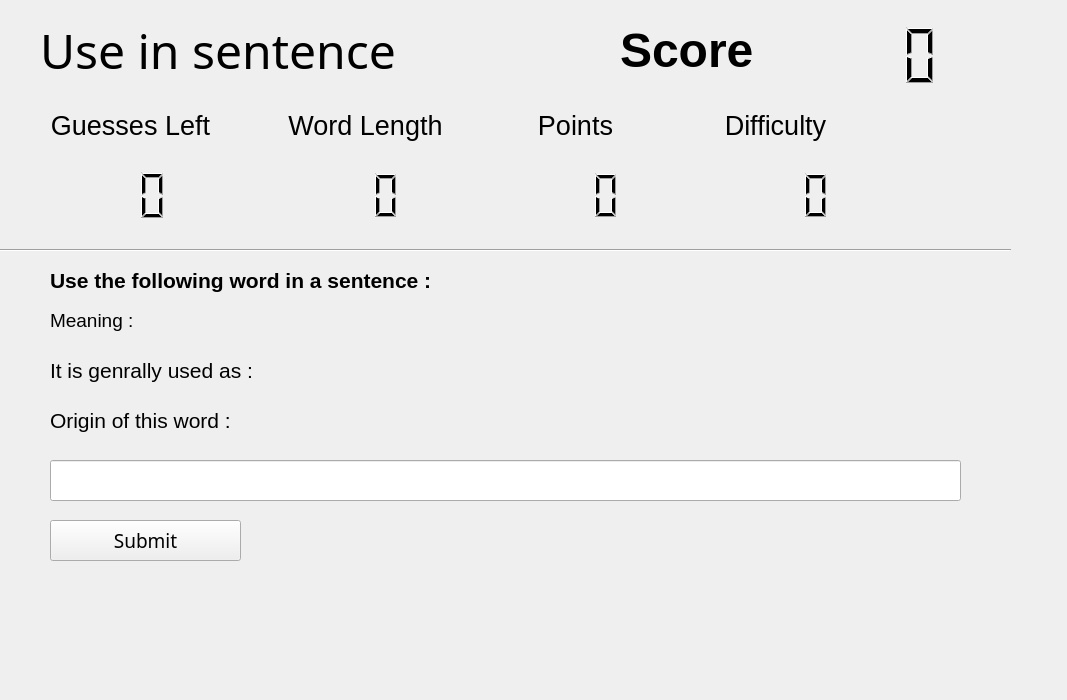
First picture: the form in UI/module3.ui, repository prathameshnetake/BE_Project, before the edit.
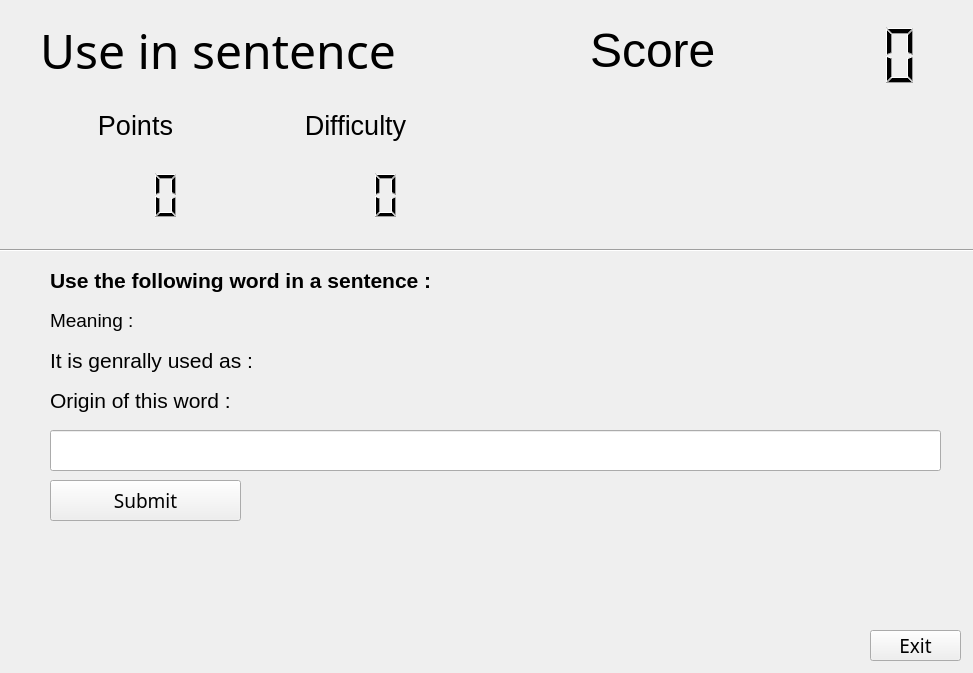
Second picture: the form after the edit. Icons and pictures are not drawn.

```diff
--- a/UI/module3.ui
+++ b/UI/module3.ui
@@ -6,8 +6,8 @@
    <rect>
     <x>0</x>
     <y>0</y>
-    <width>1067</width>
-    <height>700</height>
+    <width>973</width>
+    <height>673</height>
    </rect>
   </property>
   <property name="windowTitle">
@@ -20,7 +20,7 @@
    <widget class="QLabel" name="score_label">
     <property name="geometry">
      <rect>
-      <x>620</x>
+      <x>590</x>
       <y>20</y>
       <width>141</width>
       <height>61</height>
@@ -29,8 +29,8 @@
     <property name="font">
      <font>
       <pointsize>36</pointsize>
-      <weight>75</weight>
-      <bold>true</bold>
+      <weight>50</weight>
+      <bold>false</bold>
      </font>
     </property>
     <property name="text">
@@ -40,7 +40,7 @@
    <widget class="QLCDNumber" name="score">
     <property name="geometry">
      <rect>
-      <x>770</x>
+      <x>750</x>
       <y>20</y>
       <width>171</width>
       <height>71</height>
@@ -63,151 +63,6 @@
      <double>0.000000000000000</double>
     </property>
    </widget>
-   <widget class="QLCDNumber" name="length">
-    <property name="geometry">
-     <rect>
-      <x>270</x>
-      <y>160</y>
-      <width>131</width>
-      <height>71</height>
-     </rect>
-    </property>
-    <property name="font">
-     <font>
-      <pointsize>14</pointsize>
-      <weight>75</weight>
-      <bold>true</bold>
-     </font>
-    </property>
-    <property name="layoutDirection">
-     <enum>Qt::LeftToRight</enum>
-    </property>
-    <property name="frameShape">
-     <enum>QFrame::NoFrame</enum>
-    </property>
-    <property name="frameShadow">
-     <enum>QFrame::Sunken</enum>
-    </property>
-    <property name="smallDecimalPoint">
-     <bool>false</bool>
-    </property>
-    <property name="mode">
-     <enum>QLCDNumber::Dec</enum>
-    </property>
-    <property name="value" stdset="0">
-     <double>0.000000000000000</double>
-    </property>
-   </widget>
-   <widget class="QLabel" name="guessleft_label">
-    <property name="geometry">
-     <rect>
-      <x>30</x>
-      <y>110</y>
-      <width>201</width>
-      <height>31</height>
-     </rect>
-    </property>
-    <property name="font">
-     <font>
-      <pointsize>20</pointsize>
-      <weight>50</weight>
-      <bold>false</bold>
-     </font>
-    </property>
-    <property name="text">
-     <string>Guesses Left</string>
-    </property>
-    <property name="alignment">
-     <set>Qt::AlignCenter</set>
-    </property>
-   </widget>
-   <widget class="QLabel" name="label_5">
-    <property name="geometry">
-     <rect>
-      <x>490</x>
-      <y>110</y>
-      <width>171</width>
-      <height>31</height>
-     </rect>
-    </property>
-    <property name="font">
-     <font>
-      <pointsize>20</pointsize>
-      <weight>50</weight>
-      <bold>false</bold>
-     </font>
-    </property>
-    <property name="layoutDirection">
-     <enum>Qt::LeftToRight</enum>
-    </property>
-    <property name="text">
-     <string>Points</string>
-    </property>
-    <property name="textFormat">
-     <enum>Qt::AutoText</enum>
-    </property>
-    <property name="alignment">
-     <set>Qt::AlignCenter</set>
-    </property>
-   </widget>
-   <widget class="QLCDNumber" name="points">
-    <property name="geometry">
-     <rect>
-      <x>490</x>
-      <y>160</y>
-      <width>131</width>
-      <height>71</height>
-     </rect>
-    </property>
-    <property name="font">
-     <font>
-      <pointsize>14</pointsize>
-      <weight>75</weight>
-      <bold>true</bold>
-     </font>
-    </property>
-    <property name="layoutDirection">
-     <enum>Qt::LeftToRight</enum>
-    </property>
-    <property name="frameShape">
-     <enum>QFrame::NoFrame</enum>
-    </property>
-    <property name="frameShadow">
-     <enum>QFrame::Sunken</enum>
-    </property>
-    <property name="smallDecimalPoint">
-     <bool>false</bool>
-    </property>
-    <property name="mode">
-     <enum>QLCDNumber::Dec</enum>
-    </property>
-    <property name="value" stdset="0">
-     <double>0.000000000000000</double>
-    </property>
-   </widget>
-   <widget class="QLabel" name="label_6">
-    <property name="geometry">
-     <rect>
-      <x>690</x>
-      <y>110</y>
-      <width>171</width>
-      <height>31</height>
-     </rect>
-    </property>
-    <property name="font">
-     <font>
-      <pointsize>20</pointsize>
-      <weight>50</weight>
-      <bold>false</bold>
-     </font>
-    </property>
-    <property name="text">
-     <string>Difficulty</string>
-    </property>
-    <property name="alignment">
-     <set>Qt::AlignCenter</set>
-    </property>
-   </widget>
    <widget class="Line" name="line">
     <property name="geometry">
      <rect>
@@ -221,99 +76,6 @@
      <enum>Qt::Horizontal</enum>
     </property>
    </widget>
-   <widget class="QLCDNumber" name="guessLeft">
-    <property name="geometry">
-     <rect>
-      <x>30</x>
-      <y>160</y>
-      <width>141</width>
-      <height>71</height>
-     </rect>
-    </property>
-    <property name="font">
-     <font>
-      <pointsize>28</pointsize>
-      <weight>75</weight>
-      <bold>true</bold>
-     </font>
-    </property>
-    <property name="layoutDirection">
-     <enum>Qt::LeftToRight</enum>
-    </property>
-    <property name="frameShape">
-     <enum>QFrame::NoFrame</enum>
-    </property>
-    <property name="frameShadow">
-     <enum>QFrame::Sunken</enum>
-    </property>
-    <property name="smallDecimalPoint">
-     <bool>false</bool>
-    </property>
-    <property name="mode">
-     <enum>QLCDNumber::Dec</enum>
-    </property>
-    <property name="value" stdset="0">
-     <double>0.000000000000000</double>
-    </property>
-   </widget>
-   <widget class="QLabel" name="label_4">
-    <property name="geometry">
-     <rect>
-      <x>280</x>
-      <y>110</y>
-      <width>171</width>
-      <height>31</height>
-     </rect>
-    </property>
-    <property name="font">
-     <font>
-      <pointsize>20</pointsize>
-      <weight>50</weight>
-      <bold>false</bold>
-     </font>
-    </property>
-    <property name="text">
-     <string>Word Length</string>
-    </property>
-    <property name="alignment">
-     <set>Qt::AlignCenter</set>
-    </property>
-   </widget>
-   <widget class="QLCDNumber" name="difficulty">
-    <property name="geometry">
-     <rect>
-      <x>700</x>
-      <y>160</y>
-      <width>131</width>
-      <height>71</height>
-     </rect>
-    </property>
-    <property name="font">
-     <font>
-      <pointsize>14</pointsize>
-      <weight>75</weight>
-      <bold>true</bold>
-     </font>
-    </property>
-    <property name="layoutDirection">
-     <enum>Qt::LeftToRight</enum>
-    </property>
-    <property name="frameShape">
-     <enum>QFrame::NoFrame</enum>
-    </property>
-    <property name="frameShadow">
-     <enum>QFrame::Sunken</enum>
-    </property>
-    <property name="smallDecimalPoint">
-     <bool>false</bool>
-    </property>
-    <property name="mode">
-     <enum>QLCDNumber::Dec</enum>
-    </property>
-    <property name="value" stdset="0">
-     <double>0.000000000000000</double>
-    </property>
-   </widget>
    <widget class="QLabel" name="title">
     <property name="geometry">
      <rect>
@@ -342,8 +104,8 @@
     <property name="geometry">
      <rect>
       <x>50</x>
-      <y>460</y>
-      <width>911</width>
+      <y>430</y>
+      <width>891</width>
       <height>41</height>
      </rect>
     </property>
@@ -362,7 +124,7 @@
     <property name="geometry">
      <rect>
       <x>50</x>
-      <y>520</y>
+      <y>480</y>
       <width>191</width>
       <height>41</height>
      </rect>
@@ -383,7 +145,7 @@
     <property name="geometry">
      <rect>
       <x>50</x>
-      <y>590</y>
+      <y>540</y>
       <width>911</width>
       <height>71</height>
      </rect>
@@ -432,7 +194,7 @@
     <property name="geometry">
      <rect>
       <x>50</x>
-      <y>350</y>
+      <y>340</y>
       <width>911</width>
       <height>41</height>
      </rect>
@@ -452,7 +214,7 @@
     <property name="geometry">
      <rect>
       <x>50</x>
-      <y>400</y>
+      <y>380</y>
       <width>911</width>
       <height>41</height>
      </rect>
@@ -473,8 +235,8 @@
      <rect>
       <x>-20</x>
       <y>-10</y>
-      <width>1101</width>
-      <height>741</height>
+      <width>1000</width>
+      <height>700</height>
      </rect>
     </property>
     <property name="styleSheet">
@@ -486,7 +248,128 @@
     <property name="frameShadow">
      <enum>QFrame::Raised</enum>
     </property>
-    <zorder>msg</zorder>
+    <widget class="QLabel" name="label_5">
+     <property name="geometry">
+      <rect>
+       <x>70</x>
+       <y>120</y>
+       <width>171</width>
+       <height>31</height>
+      </rect>
+     </property>
+     <property name="font">
+      <font>
+       <pointsize>20</pointsize>
+       <weight>50</weight>
+       <bold>false</bold>
+      </font>
+     </property>
+     <property name="layoutDirection">
+      <enum>Qt::LeftToRight</enum>
+     </property>
+     <property name="text">
+      <string>Points</string>
+     </property>
+     <property name="textFormat">
+      <enum>Qt::AutoText</enum>
+     </property>
+     <property name="alignment">
+      <set>Qt::AlignCenter</set>
+     </property>
+    </widget>
+    <widget class="QLCDNumber" name="points">
+     <property name="geometry">
+      <rect>
+       <x>70</x>
+       <y>170</y>
+       <width>131</width>
+       <height>71</height>
+      </rect>
+     </property>
+     <property name="font">
+      <font>
+       <pointsize>14</pointsize>
+       <weight>75</weight>
+       <bold>true</bold>
+      </font>
+     </property>
+     <property name="layoutDirection">
+      <enum>Qt::LeftToRight</enum>
+     </property>
+     <property name="frameShape">
+      <enum>QFrame::NoFrame</enum>
+     </property>
+     <property name="frameShadow">
+      <enum>QFrame::Sunken</enum>
+     </property>
+     <property name="smallDecimalPoint">
+      <bool>false</bool>
+     </property>
+     <property name="mode">
+      <enum>QLCDNumber::Dec</enum>
+     </property>
+     <property name="value" stdset="0">
+      <double>0.000000000000000</double>
+     </property>
+    </widget>
+    <widget class="QLabel" name="label_6">
+     <property name="geometry">
+      <rect>
+       <x>290</x>
+       <y>120</y>
+       <width>171</width>
+       <height>31</height>
+      </rect>
+     </property>
+     <property name="font">
+      <font>
+       <pointsize>20</pointsize>
+       <weight>50</weight>
+       <bold>false</bold>
+      </font>
+     </property>
+     <property name="text">
+      <string>Difficulty</string>
+     </property>
+     <property name="alignment">
+      <set>Qt::AlignCenter</set>
+     </property>
+    </widget>
+    <widget class="QLCDNumber" name="difficulty">
+     <property name="geometry">
+      <rect>
+       <x>290</x>
+       <y>170</y>
+       <width>131</width>
+       <height>71</height>
+      </rect>
+     </property>
+     <property name="font">
+      <font>
+       <pointsize>14</pointsize>
+       <weight>75</weight>
+       <bold>true</bold>
+      </font>
+     </property>
+     <property name="layoutDirection">
+      <enum>Qt::LeftToRight</enum>
+     </property>
+     <property name="frameShape">
+      <enum>QFrame::NoFrame</enum>
+     </property>
+     <property name="frameShadow">
+      <enum>QFrame::Sunken</enum>
+     </property>
+     <property name="smallDecimalPoint">
+      <bool>false</bool>
+     </property>
+     <property name="mode">
+      <enum>QLCDNumber::Dec</enum>
+     </property>
+     <property name="value" stdset="0">
+      <double>0.000000000000000</double>
+     </property>
+    </widget>
    </widget>
    <widget class="QLabel" name="meaning">
     <property name="geometry">
@@ -508,6 +391,27 @@
      <string>Meaning : </string>
     </property>
    </widget>
+   <widget class="QPushButton" name="exit">
+    <property name="geometry">
+     <rect>
+      <x>870</x>
+      <y>630</y>
+      <width>91</width>
+      <height>31</height>
+     </rect>
+    </property>
+    <property name="font">
+     <font>
+      <family>Yu Gothic UI Semilight</family>
+      <pointsize>14</pointsize>
+      <weight>50</weight>
+      <bold>false</bold>
+     </font>
+    </property>
+    <property name="text">
+     <string>Exit</string>
+    </property>
+   </widget>
    <zorder>frame</zorder>
    <zorder>score_label</zorder>
    <zorder>score</zorder>
```
Left out of the diff: 15 changed lines with no effect on the pictures.
